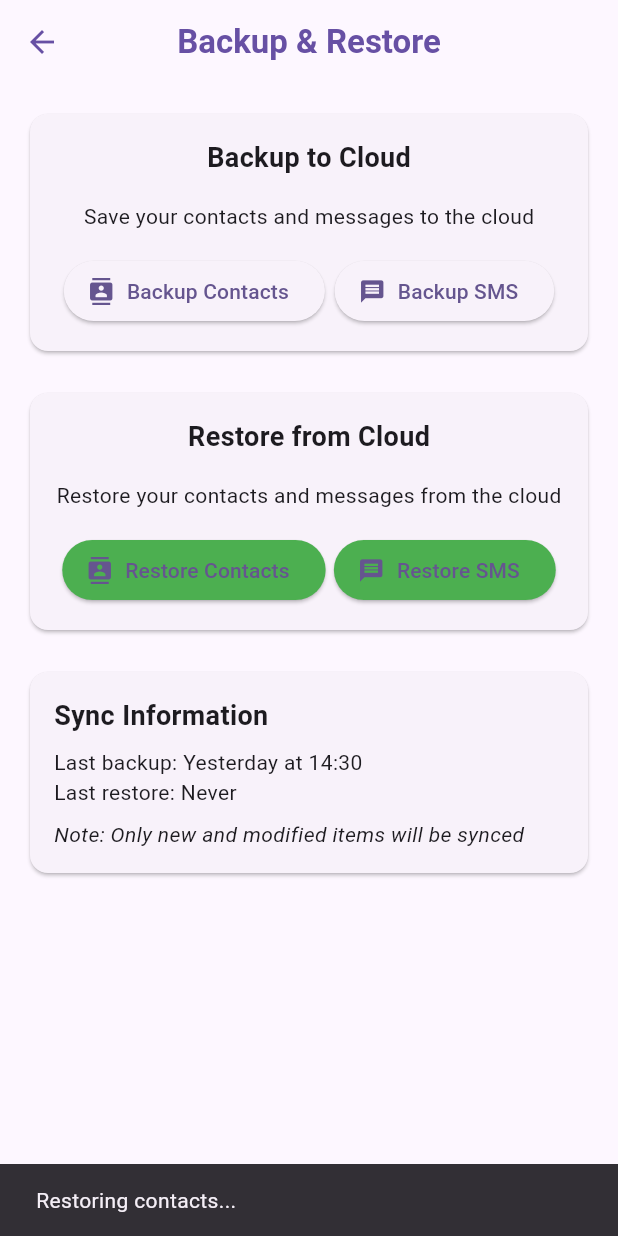
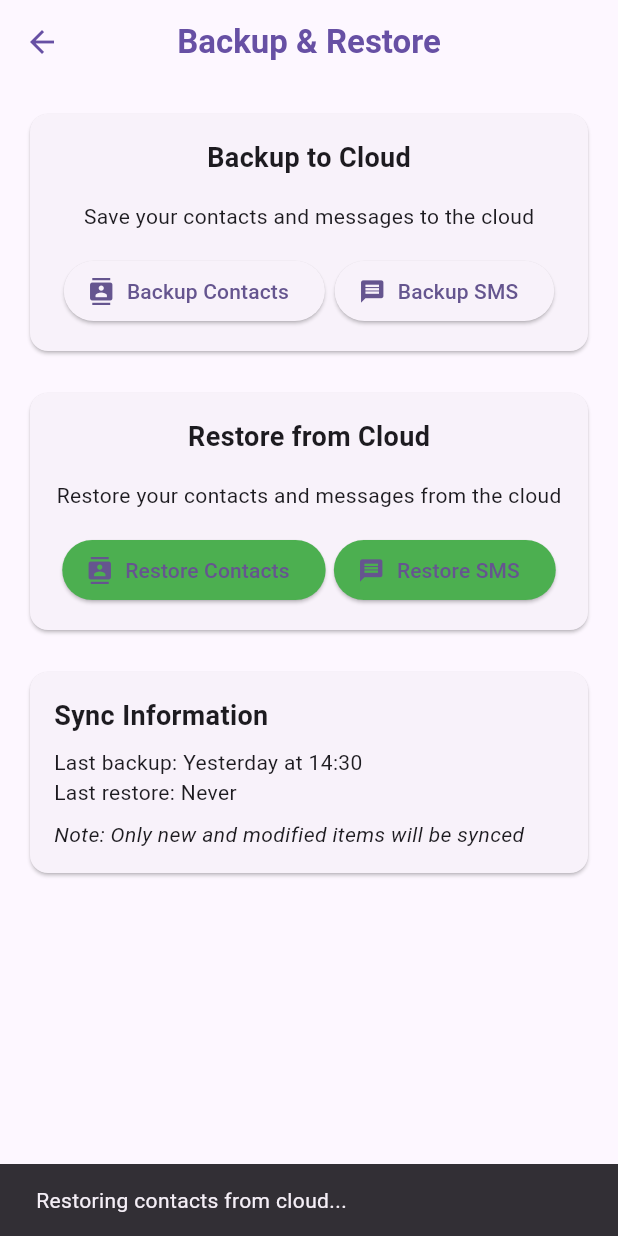
Before and after one commit to bakr-oukessou/contact_sms_app, a Flutter app: the BackupRestoreView screen opened by its route, after a tap on "Restore Contacts", on a phone screen of 412 x 824 dp. Run offline on Flutter 3.47's test engine with Material 3 defaults, Android fonts, the phone set to English and light mode, and no system bars; our stand-ins replace firebase_auth, firebase_core, firebase_database, flutter_contacts, google_sign_in, permission_handler and 1 more; missing offline and left inert: flutter_sms_inbox; accounts and stored records are empty.

Commit message:
feat: Improve contact restoration and SMS views with enhanced loading indicators and error handling

```diff
--- a/lib/services/contact_service.dart
+++ b/lib/services/contact_service.dart
@@ -13,7 +13,6 @@ class ContactService extends ChangeNotifier {
     final status = await Permission.contacts.request();
     return status.isGranted;
   }
-
   Future<List<app_models.Contact>> getDeviceContacts() async {
     try {
       // Request permission if not already granted
@@ -108,52 +107,128 @@ class ContactService extends ChangeNotifier {
     }
   }
 
-  Future<List<app_models.Contact>> restoreContactsFromFirebase(String userId) async {
+  Future<List<app_models.Contact>> _getContactsFromFirebase(String userId) async {
     try {
+      print("Fetching contacts from Firebase for user: $userId");
       final snapshot = await _firebaseService.getUserRef(userId)
           .child('contacts')
           .once();
 
-      final Map<dynamic, dynamic>? contactsMap =
-          snapshot.snapshot.value as Map<dynamic, dynamic>?;
+      final data = snapshot.snapshot.value;
+      if (data == null) {
+        print("No contacts found in Firebase");
+        return [];
+      }
 
-      if (contactsMap == null) return [];
+      final List<app_models.Contact> contacts = [];
 
-      return contactsMap.entries.map((entry) {
-        final data = entry.value as Map<dynamic, dynamic>;
-        return app_models.Contact(
-          identifier: entry.key,
-          displayName: data['displayName'],
-          phones: (data['phones'] as List<dynamic>?)?.map((phone) =>
+      if (data is Map) {
+        // Standard case: contacts stored as a map
+        data.forEach((key, value) {
+          if (value is Map) {
+            contacts.add(app_models.Contact(
+              identifier: key,
+              displayName: value['displayName'],
+              phones: (value['phones'] as List<dynamic>?)?.map((phone) =>
                   app_models.ContactPhone(
                     value: phone['value'],
                     label: phone['label'],
                   )).toList(),
-          emails: (data['emails'] as List<dynamic>?)?.map((email) =>
+              emails: (value['emails'] as List<dynamic>?)?.map((email) =>
                   app_models.ContactEmail(
                     value: email['value'],
                     label: email['label'],
                   )).toList(),
-          avatar: data['avatar'],
-          createdAt: data['createdAt'] != null
-              ? DateTime.fromMillisecondsSinceEpoch(data['createdAt'])
+              avatar: value['avatar'],
+              createdAt: value['createdAt'] != null
+                  ? DateTime.fromMillisecondsSinceEpoch(value['createdAt'])
                   : null,
-          updatedAt: data['updatedAt'] != null
-              ? DateTime.fromMillisecondsSinceEpoch(data['updatedAt'])
+              updatedAt: value['updatedAt'] != null
+                  ? DateTime.fromMillisecondsSinceEpoch(value['updatedAt'])
                   : null,
-        );
-      }).toList();
+            ));
+          }
+        });
+      } else if (data is List) {
+        // Rare case: contacts stored as a list (shouldn't happen, but handle gracefully)
+        for (var i = 0; i < data.length; i++) {
+          final value = data[i];
+          if (value is Map) {
+            contacts.add(app_models.Contact(
+              identifier: value['identifier'] ?? i.toString(),
+              displayName: value['displayName'],
+              phones: (value['phones'] as List<dynamic>?)?.map((phone) =>
+                  app_models.ContactPhone(
+                    value: phone['value'],
+                    label: phone['label'],
+                  )).toList(),
+              emails: (value['emails'] as List<dynamic>?)?.map((email) =>
+                  app_models.ContactEmail(
+                    value: email['value'],
+                    label: email['label'],
+                  )).toList(),
+              avatar: value['avatar'],
+              createdAt: value['createdAt'] != null
+                  ? DateTime.fromMillisecondsSinceEpoch(value['createdAt'])
+                  : null,
+              updatedAt: value['updatedAt'] != null
+                  ? DateTime.fromMillisecondsSinceEpoch(value['updatedAt'])
+                  : null,
+            ));
+          }
+        }
+      } else {
+        print("Contacts data in Firebase is neither Map nor List.");
+      }
+
+      print("Successfully parsed ${contacts.length} contacts");
+      return contacts;
     } catch (e) {
-      print("Error restoring contacts: $e");
+      print("Error getting contacts from Firebase: $e");
       return [];
     }
   }
 
+  Future<List<app_models.Contact>> restoreContactsFromFirebase(String userId) async {
+    try {
+      // Get contacts from Firebase
+      final cloudContacts = await _getContactsFromFirebase(userId);
+      if (cloudContacts.isEmpty) {
+        print("No contacts found in Firebase");
+        return await getDeviceContacts();
+      }
+
+      // Get current device contacts
+      final deviceContacts = await getDeviceContacts();
+
+      // Find contacts that exist in cloud but not on device
+      final newContacts = cloudContacts.where((cloudContact) {
+        return !deviceContacts.any((deviceContact) =>
+            _areContactsSame(deviceContact, cloudContact));
+      }).toList();
+
+      print("Found ${newContacts.length} new contacts to restore");
+
+      // Write new contacts to device
+      if (newContacts.isNotEmpty) {
+        final success = await writeContactsToDevice(newContacts);
+        if (!success) {
+          print("Failed to write some contacts to device");
+        }
+      }
+
+      // Return combined list of existing and new contacts
+      return [...deviceContacts, ...newContacts];
+    } catch (e) {
+      print("Error restoring contacts: $e");
+      return await getDeviceContacts(); // Fallback to device contacts
+    }
+  }
+
+
   Future<void> syncContacts(String userId) async {
     final deviceContacts = await getDeviceContacts();
     final cloudContacts = await restoreContactsFromFirebase(userId);
-
-    // Implement your sync logic here (compare and merge contacts)
     final contactsToUpdate = deviceContacts.where((deviceContact) {
       return !cloudContacts.any((cloudContact) =>
           cloudContact.identifier == deviceContact.identifier);
@@ -163,4 +238,93 @@ class ContactService extends ChangeNotifier {
       await backupContactsToFirebase(userId, contactsToUpdate);
     }
   }
+
+  Future<bool> writeContactsToDevice(List<app_models.Contact> contacts) async {
+  try {
+    // Request write permission specifically
+    if (!await _requestContactsWritePermission()) {
+      print("Contacts write permission denied");
+      return false;
     }
+
+    int successCount = 0;
+    for (final contact in contacts) {
+      try {
+        print("Attempting to write contact: ${contact.displayName}");
+
+        final newContact = fc.Contact()
+          ..displayName = contact.displayName ?? 'No Name'
+          ..name.first = contact.displayName ?? 'No Name'
+          ..phones = contact.phones?.map((phone) =>
+              fc.Phone(
+                phone.value ?? '',
+                label: _convertLabelStringToEnum(phone.label),
+              )).toList() ?? []
+          ..emails = contact.emails?.map((email) =>
+              fc.Email(
+                email.value ?? '',
+                label: _convertEmailLabelStringToEnum(email.label),
+              )).toList() ?? []
+          ..photo = contact.avatar;
+
+        await newContact.insert();
+        successCount++;
+        print("Successfully wrote contact: ${contact.displayName}");
+      } catch (e) {
+        print('Error writing contact ${contact.displayName}: $e');
+      }
+    }
+
+    print("Successfully wrote $successCount out of ${contacts.length} contacts");
+    return successCount > 0;
+  } catch (e) {
+    print('Error writing contacts to device: $e');
+    return false;
+  }
+}
+
+fc.PhoneLabel _convertLabelStringToEnum(String? label) {
+  if (label == null) return fc.PhoneLabel.other;
+  return fc.PhoneLabel.values.firstWhere(
+    (e) => e.toString().split('.').last == label.toLowerCase(),
+    orElse: () => fc.PhoneLabel.other,
+  );
+}
+
+fc.EmailLabel _convertEmailLabelStringToEnum(String? label) {
+  if (label == null) return fc.EmailLabel.other;
+  return fc.EmailLabel.values.firstWhere(
+    (e) => e.toString().split('.').last == label.toLowerCase(),
+    orElse: () => fc.EmailLabel.other,
+  );
+}
+  bool _areContactsSame(app_models.Contact a, app_models.Contact b) {
+    // Compare by identifier if available
+    if (a.identifier != null && b.identifier != null) {
+      return a.identifier == b.identifier;
+    }
+
+    // Fallback to comparing by name and primary phone number
+    final aPrimaryPhone = a.phones?.isNotEmpty == true ? a.phones?.first.value : null;
+    final bPrimaryPhone = b.phones?.isNotEmpty == true ? b.phones?.first.value : null;
+
+    return a.displayName == b.displayName &&
+          aPrimaryPhone == bPrimaryPhone;
+  }
+  Future<bool> _requestContactsWritePermission() async {
+    try {
+      var status = await Permission.contacts.status;
+      if (status.isGranted) return true;
+
+      status = await Permission.contacts.request();
+      if (status.isPermanentlyDenied) {
+        await openAppSettings();
+        return false;
+      }
+      return status.isGranted;
+    } catch (e) {
+      print("Error requesting contacts permission: $e");
+      return false;
+    }
+  }
+}
--- a/lib/views/backup_restore_view.dart
+++ b/lib/views/backup_restore_view.dart
@@ -197,29 +197,35 @@ class BackupRestoreView extends StatelessWidget {
       final contactService = Provider.of<ContactService>(context, listen: false);
 
       final userId = firebaseService.getCurrentUser()?.uid;
-      if (userId == null) {
-        throw Exception('User not logged in');
-      }
+      if (userId == null) throw Exception('User not logged in');
 
       ScaffoldMessenger.of(context).showSnackBar(
-        const SnackBar(content: Text('Restoring contacts...')),
+        const SnackBar(content: Text('Restoring contacts from cloud...')),
       );
 
-      final contacts = await contactService.restoreContactsFromFirebase(userId);
+      final deviceContactsBefore = await contactService.getDeviceContacts();
+      print("Device contacts before restore: ${deviceContactsBefore.length}");
 
-      if (contacts.isEmpty) {
+      final restoredContacts = await contactService.restoreContactsFromFirebase(userId);
+
+      final deviceContactsAfter = await contactService.getDeviceContacts();
+      print("Device contacts after restore: ${deviceContactsAfter.length}");
+
+      final newContactsCount = deviceContactsAfter.length - deviceContactsBefore.length;
+
+      if (newContactsCount > 0) {
         ScaffoldMessenger.of(context).showSnackBar(
-          const SnackBar(content: Text('No contacts found in backup')),
+          SnackBar(content: Text('Successfully restored $newContactsCount contacts')),
         );
-        return;
+      } else {
+        ScaffoldMessenger.of(context).showSnackBar(
+          const SnackBar(content: Text('No new contacts to restore')),
+        );
       }
-
+    } catch (e) {
+      print("Error in _restoreContacts: $e");
       ScaffoldMessenger.of(context).showSnackBar(
-        SnackBar(content: Text('${contacts.length} contacts restored successfully')),
-      );
-    } catch (e) {
-      ScaffoldMessenger.of(context).showSnackBar(
-        SnackBar(content: Text('Restore failed: $e')),
+        SnackBar(content: Text('Restore failed: ${e.toString()}')),
       );
     }
   }
```
Also changed, not shown: lib/views/contacts_view.dart (+14 -2 lines), lib/views/sms_view.dart (+13 -2 lines). Lines whose indentation alone changed are shown as unchanged.
